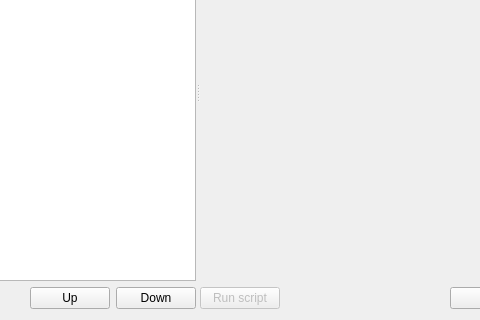
Before: the Qt Designer form usermenudialog.ui in svn2github/texstudio-trunk, drawn with Qt 5; both pictures show x 315 to 795 and y 136 to 456 of the 942 by 456 pixel window.
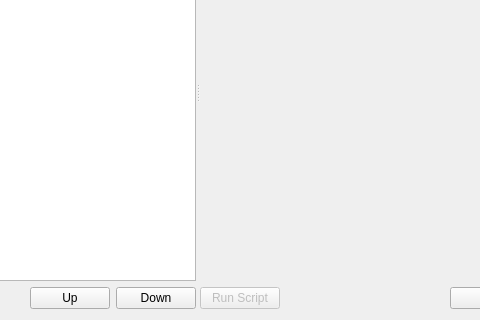
After: the same form once the commit is applied. Icons and pictures are not drawn.

What changed in the file:
```diff
--- a/usermenudialog.ui
+++ b/usermenudialog.ui
@@ -357,7 +357,7 @@
             <bool>false</bool>
            </property>
            <property name="text">
-            <string>Run script</string>
+            <string>Run Script</string>
            </property>
           </widget>
          </item>
```
Left out of the diff: 12 changed lines with no effect on the pictures.
